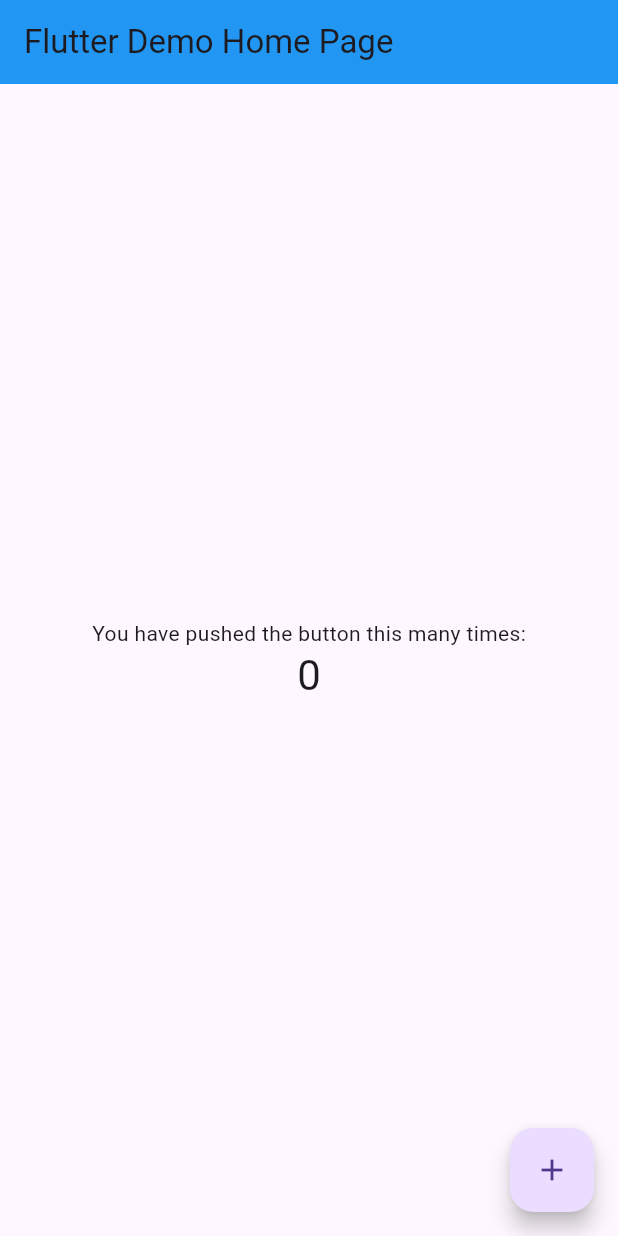
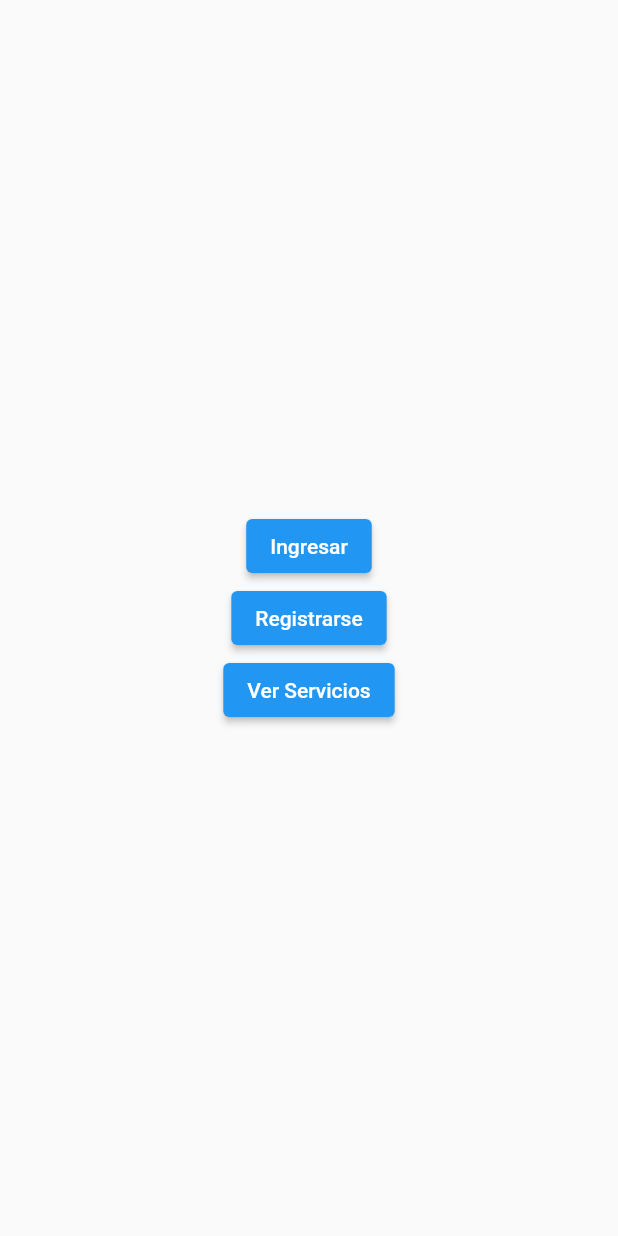
Before and after one commit to HenryDeveloper/hms_sv_app, a Flutter app: the screen it shows after launch, on a phone screen of 412 x 824 dp. Run offline on Flutter 3.47's test engine with Material 2 defaults, Android fonts, the phone set to English and light mode, and no system bars; our stand-ins replace firebase_auth, firebase_core, firebase_crashlytics, flutter_riverpod; accounts and stored records are empty.

Commit message:
adding fire_auth, startup page, minSdk 21, config provider and app router

```diff
--- /dev/null
+++ b/lib/app.dart
@@ -0,0 +1,59 @@
+import 'package:flutter/material.dart';
+import 'package:flutter_riverpod/flutter_riverpod.dart';
+import 'package:hms_sv_app/src/features/startup/presentation/startup_page.dart';
+import 'package:hms_sv_app/src/global_provider.dart';
+
+class App extends StatelessWidget {
+  const App({Key? key}) : super(key: key);
+
+  // This widget is the root of your application.
+  @override
+  Widget build(BuildContext context) {
+    return MaterialApp(
+      title: 'Flutter Demo',
+      theme: ThemeData(
+        // Use when all widgets work with Material 3 https://github.com/flutter/flutter/issues/91605
+        // useMaterial3: true,
+        // appBarTheme: const AppBarTheme(backgroundColor: Colors.blue),
+        primarySwatch: Colors.blue,
+      ),
+      home: const StartupApp(),
+    );
+  }
+}
+
+class StartupApp extends ConsumerWidget {
+  const StartupApp({Key? key}) : super(key: key);
+
+  @override
+  Widget build(BuildContext context, WidgetRef ref) {
+    final authStateChanges = ref.watch(authStateChangesProvider);
+    return authStateChanges.when(
+        data: (user) {
+          if (user != null) {
+            return Scaffold(
+              appBar: AppBar(
+                actions: [
+                  IconButton(
+                      onPressed: () async =>
+                          await ref.read(firebaseAuthProvider).signOut(),
+                      icon: const Icon(Icons.close))
+                ],
+              ),
+              body: const Center(
+                child: Text("Llego al body :D"), // solo prueba :D
+              ),
+            );
+          } else {
+            return const Scaffold(body: StartupPage());
+          }
+        },
+        loading: () => const Center(
+              child: CircularProgressIndicator(),
+            ),
+        error: (error, _) => Center(
+              child: Text(error.toString()),
+            ) //ErrorPage(message: error.toString()),
+        );
+  }
+}
--- a/lib/main.dart
+++ b/lib/main.dart
@@ -4,6 +4,7 @@ import 'package:firebase_core/firebase_core.dart';
 import 'package:firebase_crashlytics/firebase_crashlytics.dart';
 import 'package:flutter/material.dart';
 import 'package:flutter_riverpod/flutter_riverpod.dart';
+import 'package:hms_sv_app/app.dart';
 
 import 'firebase_options.dart';
 
@@ -14,72 +15,8 @@ Future<void> main() async {
       options: DefaultFirebaseOptions.currentPlatform,
     );
     FlutterError.onError = FirebaseCrashlytics.instance.recordFlutterError;
-    runApp(const ProviderScope(child: MyApp()));
+    runApp(const ProviderScope(child: App()));
   }, (error, stackTrace) {
     FirebaseCrashlytics.instance.recordError(error, stackTrace);
   });
 }
-
-class MyApp extends StatelessWidget {
-  const MyApp({Key? key}) : super(key: key);
-
-  // This widget is the root of your application.
-  @override
-  Widget build(BuildContext context) {
-    return MaterialApp(
-      title: 'Flutter Demo',
-      theme: ThemeData(
-          useMaterial3: true,
-          primarySwatch: Colors.blue,
-          appBarTheme: const AppBarTheme(backgroundColor: Colors.blue)),
-      home: const MyHomePage(title: 'Flutter Demo Home Page'),
-    );
-  }
-}
-
-class MyHomePage extends StatefulWidget {
-  const MyHomePage({Key? key, required this.title}) : super(key: key);
-
-  final String title;
-
-  @override
-  State<MyHomePage> createState() => _MyHomePageState();
-}
-
-class _MyHomePageState extends State<MyHomePage> {
-  int _counter = 0;
-
-  void _incrementCounter() {
-    setState(() {
-      _counter++;
-    });
-  }
-
-  @override
-  Widget build(BuildContext context) {
-    return Scaffold(
-      appBar: AppBar(
-        title: Text(widget.title),
-      ),
-      body: Center(
-        child: Column(
-          mainAxisAlignment: MainAxisAlignment.center,
-          children: <Widget>[
-            const Text(
-              'You have pushed the button this many times:',
-            ),
-            Text(
-              '$_counter',
-              style: Theme.of(context).textTheme.headline4,
-            ),
-          ],
-        ),
-      ),
-      floatingActionButton: FloatingActionButton(
-        onPressed: _incrementCounter,
-        tooltip: 'Increment',
-        child: const Icon(Icons.add),
-      ),
-    );
-  }
-}
--- /dev/null
+++ b/lib/src/constants/strings.dart
@@ -0,0 +1,5 @@
+class Strings {
+  static const signInButtonText = "Ingresar";
+  static const registerTextButton = "Registrarse";
+  static const seeServicesTextButton = "Ver Servicios";
+}
--- /dev/null
+++ b/lib/src/features/startup/presentation/startup_page.dart
@@ -0,0 +1,21 @@
+import 'package:flutter/material.dart';
+import 'package:hms_sv_app/src/constants/strings.dart';
+
+class StartupPage extends StatelessWidget {
+  const StartupPage({Key? key}) : super(key: key);
+
+  @override
+  Widget build(BuildContext context) {
+    return Center(
+      child: Column(mainAxisAlignment: MainAxisAlignment.center, children: [
+        ElevatedButton(
+            onPressed: () => {}, child: const Text(Strings.signInButtonText)),
+        ElevatedButton(
+            onPressed: () => {}, child: const Text(Strings.registerTextButton)),
+        ElevatedButton(
+            onPressed: () => {},
+            child: const Text(Strings.seeServicesTextButton))
+      ]),
+    );
+  }
+}
--- /dev/null
+++ b/lib/src/global_provider.dart
@@ -0,0 +1,10 @@
+import 'package:firebase_auth/firebase_auth.dart';
+import 'package:flutter_riverpod/flutter_riverpod.dart';
+
+final firebaseAuthProvider = Provider<FirebaseAuth>(
+  (ref) => FirebaseAuth.instance,
+);
+
+final authStateChangesProvider = StreamProvider.autoDispose<User?>(
+  (ref) => ref.watch(firebaseAuthProvider).authStateChanges(),
+);
--- /dev/null
+++ b/lib/src/routing/app_router.dart
@@ -0,0 +1,21 @@
+import 'package:flutter/material.dart';
+import 'package:hms_sv_app/app.dart';
+
+class AppRoutes {
+  static const startupPage = '/startup-page';
+  static const signInPhonePage = '/sign-in-page';
+}
+
+class AppRouter {
+  static Route<dynamic>? onGenerateRoute(RouteSettings settings) {
+    switch (settings.name) {
+      case AppRoutes.startupPage:
+        return MaterialPageRoute<dynamic>(
+          builder: (_) => const StartupApp(),
+          settings: settings,
+        );
+      default:
+        return null;
+    }
+  }
+}
--- a/pubspec.yaml
+++ b/pubspec.yaml
@@ -37,6 +37,7 @@ dependencies:
   flutter_riverpod: ^1.0.4
   firebase_core: ^1.17.0
   firebase_crashlytics: ^2.8.0
+  firebase_auth: ^3.3.18
 
 dev_dependencies:
   integration_test:
```
Also changed, not shown: pubspec.lock, 2 other files.
